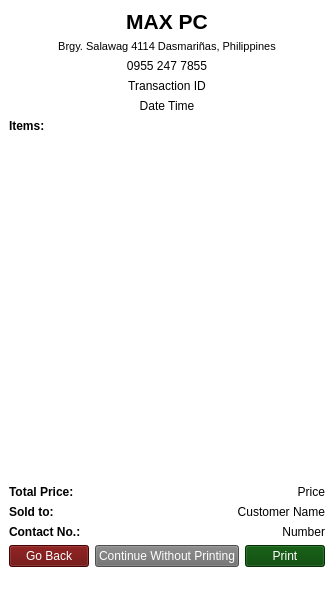
Aenan05/MAXPC, file Receipt.ui: the form before one commit.
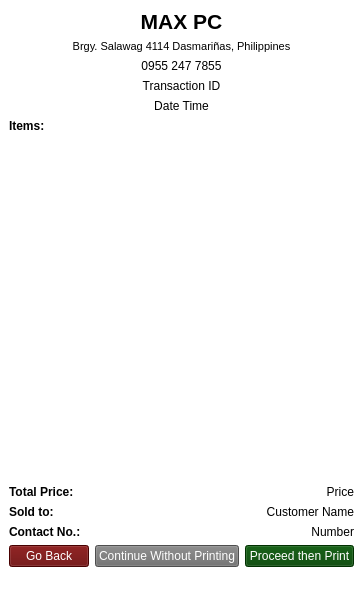
The form after the commit.

```diff
--- a/Receipt.ui
+++ b/Receipt.ui
@@ -6,7 +6,7 @@
    <rect>
     <x>0</x>
     <y>0</y>
-    <width>318</width>
+    <width>335</width>
     <height>598</height>
    </rect>
   </property>
@@ -257,7 +257,7 @@
 color: rgb(255, 255, 255);</string>
         </property>
         <property name="text">
-         <string>Print</string>
+         <string>Proceed then Print</string>
         </property>
        </widget>
       </item>
```
Left out of the diff: 2 changed lines with no effect on the pictures.
